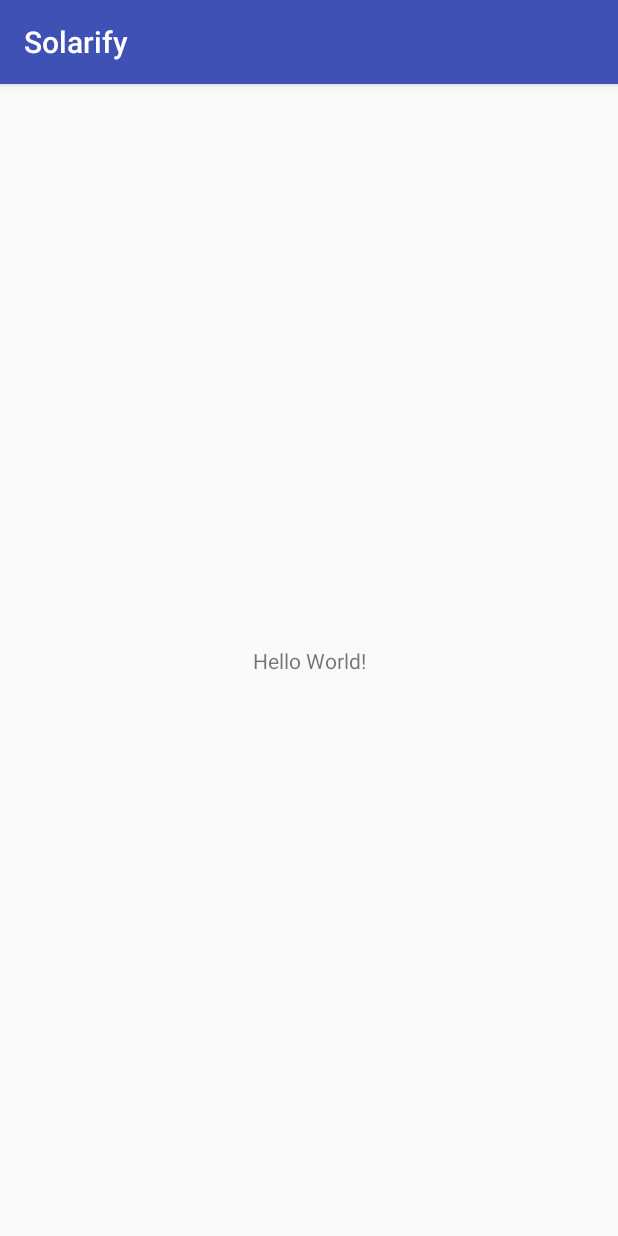
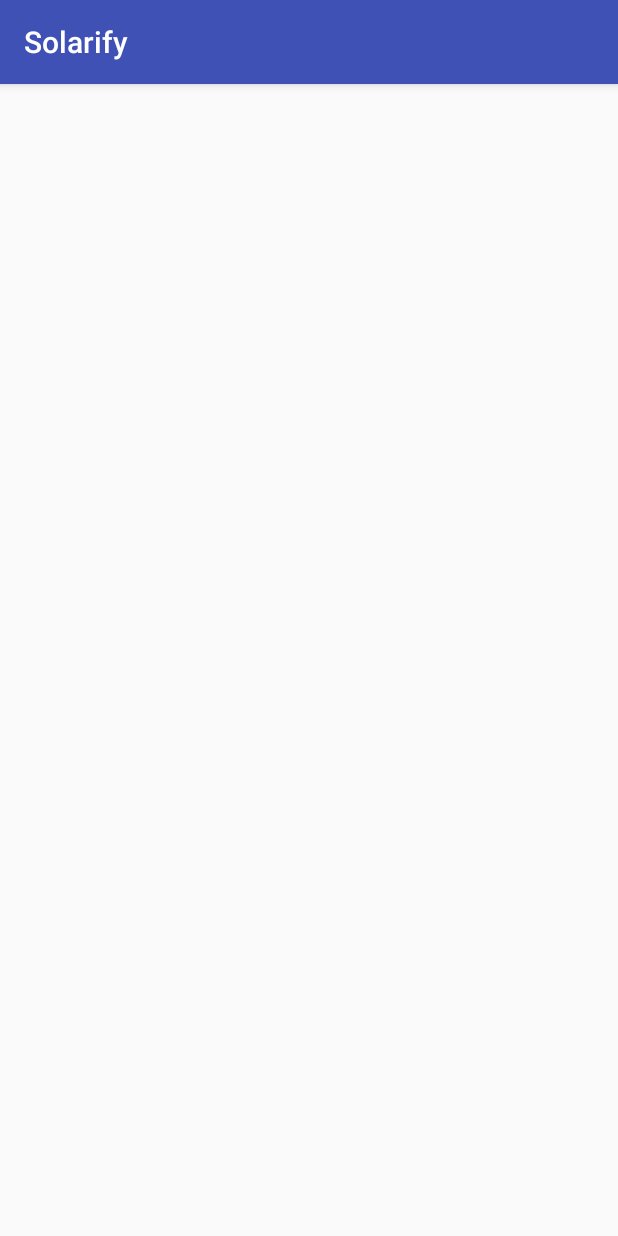
Before and after one commit to abdelrahman-osama/Solarify, an Android app: the screen it shows after launch (MainActivity), on a phone screen of 412 x 824 dp. Run offline under Robolectric (Android 15) with nearby library versions, the light colour scheme and no system bars.

Commit message:
Starting Solarify

```diff
--- a/app/src/main/res/layout/activity_main.xml
+++ b/app/src/main/res/layout/activity_main.xml
@@ -1,18 +1,11 @@
 <?xml version="1.0" encoding="utf-8"?>
-<android.support.constraint.ConstraintLayout xmlns:android="http://schemas.android.com/apk/res/android"
+<RelativeLayout xmlns:android="http://schemas.android.com/apk/res/android"
     xmlns:app="http://schemas.android.com/apk/res-auto"
     xmlns:tools="http://schemas.android.com/tools"
     android:layout_width="match_parent"
     android:layout_height="match_parent"
     tools:context="com.vmal.solarify.MainActivity">
 
-    <TextView
-        android:layout_width="wrap_content"
-        android:layout_height="wrap_content"
-        android:text="Hello World!"
-        app:layout_constraintBottom_toBottomOf="parent"
-        app:layout_constraintLeft_toLeftOf="parent"
-        app:layout_constraintRight_toRightOf="parent"
-        app:layout_constraintTop_toTopOf="parent" />
 
-</android.support.constraint.ConstraintLayout>
+
+</RelativeLayout>
--- a/build.gradle
+++ b/build.gradle
@@ -6,7 +6,7 @@ buildscript {
     }
     dependencies {
         classpath 'com.android.tools.build:gradle:2.3.1'
-
+        classpath 'com.google.gms:google-services:3.0.0'
         // NOTE: Do not place your application dependencies here; they belong
         // in the individual module build.gradle files
     }
```
Also changed, not shown: app/build.gradle (+6 -1 lines), 1 other file.
